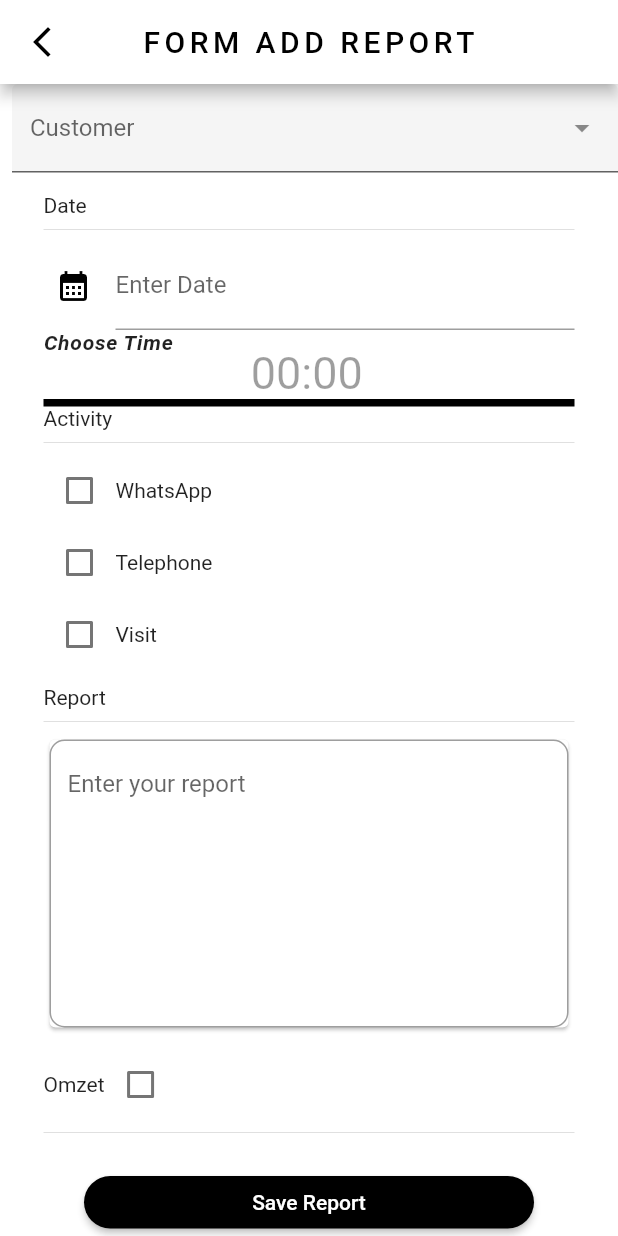
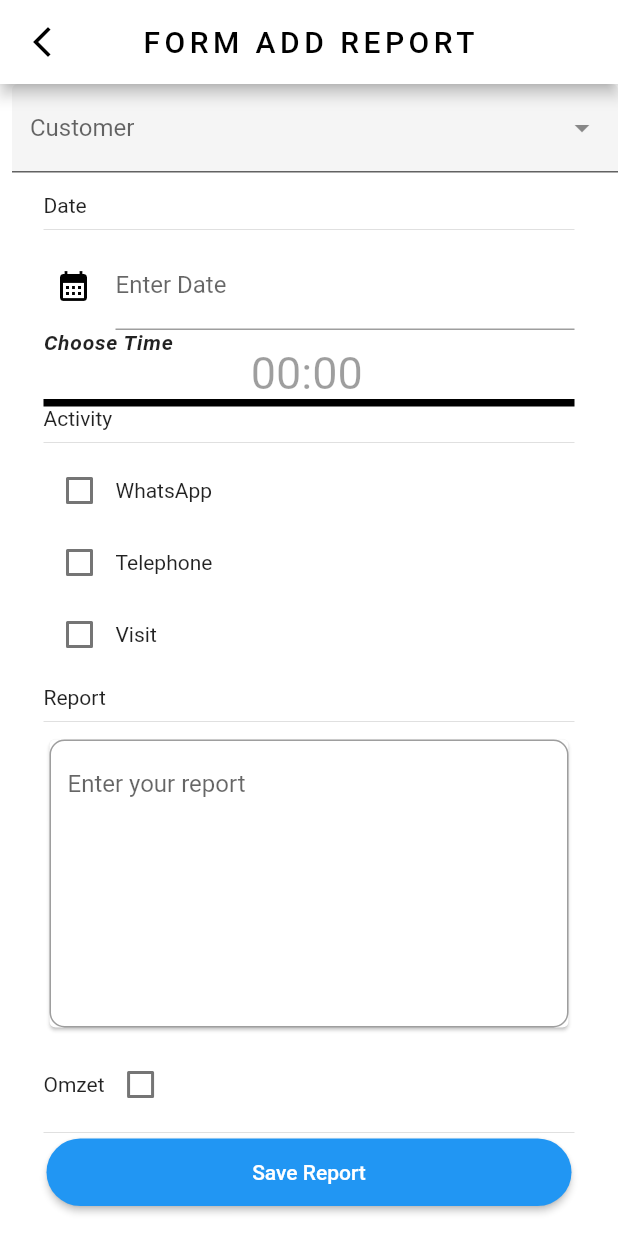
Before and after one commit to Pramuhdiana/POS-MOBILE-IOS-ANDROID, a Flutter app: the AddFormCRM screen opened directly, on a phone screen of 412 x 824 dp. Run offline on Flutter 3.47's test engine with Material 2 defaults, Android fonts, the phone set to English and light mode, and no system bars; drawn by our look-alikes of dropdown_search, rounded_loading_button; our stand-ins replace badges, cached_network_image, cloud_firestore, dio, firebase_core, firebase_messaging and 15 more; missing offline and left inert: cart_stepper, flutter_beep, flutter_gif, qr_code_scanner; accounts and stored records are empty; statements that could not run were skipped.

Commit message:
change button save

```diff
--- a/lib/CRM/add_form_crm.dart
+++ b/lib/CRM/add_form_crm.dart
@@ -779,15 +779,12 @@ class _AddFormCRMState extends State<AddFormCRM> {
           ],
         ), //Row
         bottomNavigationBar: Padding(
-          padding: const EdgeInsets.only(left: 50, right: 50, bottom: 5),
+          padding: const EdgeInsets.only(bottom: 20),
           child: CustomLoadingButton(
             controller: btnController,
             onPressed: () {
               formValidation();
             },
-            //  c: Colors.black,
-            backgroundColor: Colors.black,
-
             child: const Text(
               "Save Report",
               style: TextStyle(color: Colors.white),
--- a/lib/eTICKETING/add_request_ticketing.dart
+++ b/lib/eTICKETING/add_request_ticketing.dart
@@ -733,7 +733,7 @@ class _AddRequestEticketingState extends State<AddRequestEticketing> {
         ),
         //save e ticketing
         bottomNavigationBar: Padding(
-          padding: const EdgeInsets.only(left: 50, right: 50, bottom: 20),
+          padding: const EdgeInsets.only(bottom: 20),
           child: CustomLoadingButton(
             controller: btnController,
             onPressed: () {
@@ -758,7 +758,6 @@ class _AddRequestEticketingState extends State<AddRequestEticketing> {
                 });
               }
             },
-            backgroundColor: Colors.black,
             child: const Text(
               "Save Request",
               style: TextStyle(color: Colors.white),
--- a/lib/mainScreens/notification_screen.dart
+++ b/lib/mainScreens/notification_screen.dart
@@ -1,6 +1,5 @@
 // ignore_for_file: avoid_print
 
-import 'package:e_shop/CRM/list_crm_telephone.dart';
 import 'package:e_shop/database/db_notification_dummy.dart';
 import 'package:e_shop/global/global.dart';
 import 'package:e_shop/history/main_history.dart';
@@ -78,7 +77,7 @@ class _NotificationScreenState extends State<NotificationScreen> {
         ),
         body: const TabBarView(children: [
           ListNewNotif(),
-          ListCrmTelephone(),
+          ListNewNotif(),
         ]),
         floatingActionButton: FloatingActionButton.extended(
           onPressed: () {
--- a/lib/transaksiScreens/transaksi_screen.dart
+++ b/lib/transaksiScreens/transaksi_screen.dart
@@ -375,13 +375,12 @@ class _TransaksiScreenState extends State<TransaksiScreen> {
           ),
         ),
         bottomNavigationBar: Padding(
-          padding: const EdgeInsets.only(left: 50, right: 50, bottom: 20),
+          padding: const EdgeInsets.only(bottom: 20),
           child: CustomLoadingButton(
             controller: btnController,
             onPressed: () {
               formValidation();
             },
-            backgroundColor: Colors.black,
             child: const Text(
               "Save Transaction",
               style: TextStyle(color: Colors.white),
--- a/lib/transaksiScreens/transaksi_screen_toko.dart
+++ b/lib/transaksiScreens/transaksi_screen_toko.dart
@@ -312,13 +312,12 @@ class _TransaksiScreenTokoState extends State<TransaksiScreenToko> {
           ),
         ),
         bottomNavigationBar: Padding(
-          padding: const EdgeInsets.only(left: 50, right: 50, bottom: 20),
+          padding: const EdgeInsets.only(bottom: 20),
           child: CustomLoadingButton(
             controller: btnController,
             onPressed: () {
               formValidation();
             },
-            backgroundColor: Colors.black,
             child: const Text(
               "Save Transaction",
               style: TextStyle(color: Colors.white),
--- a/lib/widgets/custom_loading.dart
+++ b/lib/widgets/custom_loading.dart
@@ -21,14 +21,14 @@ class CustomLoadingButton extends StatelessWidget {
       this.onPressed,
       required this.child,
       this.padding,
-      this.borderRadiusAll = 18,
+      this.borderRadiusAll = 25,
       this.backgroundColor = Colors.blue,
       this.successColor = Colors.green,
       this.errorColor = Colors.red,
       this.elevation = 4,
       this.splashColor,
-      this.height = 35,
-      this.width = 300})
+      this.height = 45,
+      this.width = 350})
       : super(key: key);
 
   @override
```
Also changed, not shown: lib/push_notifications/list_all_notification.dart (added, +49 -0 lines).
